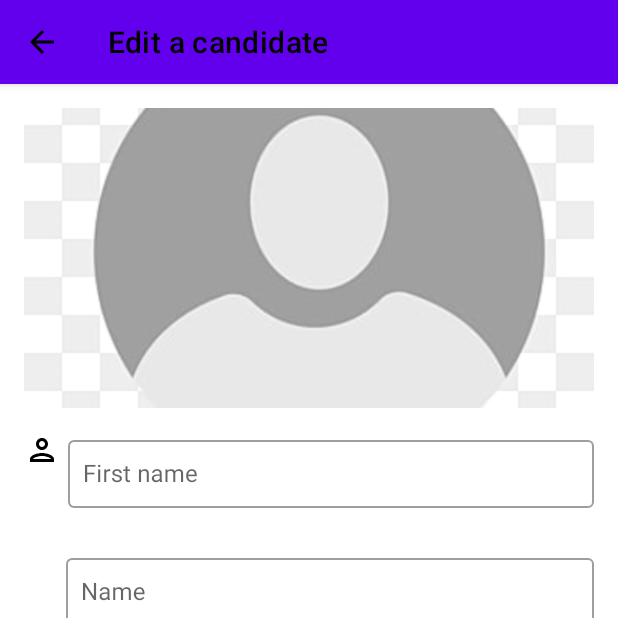
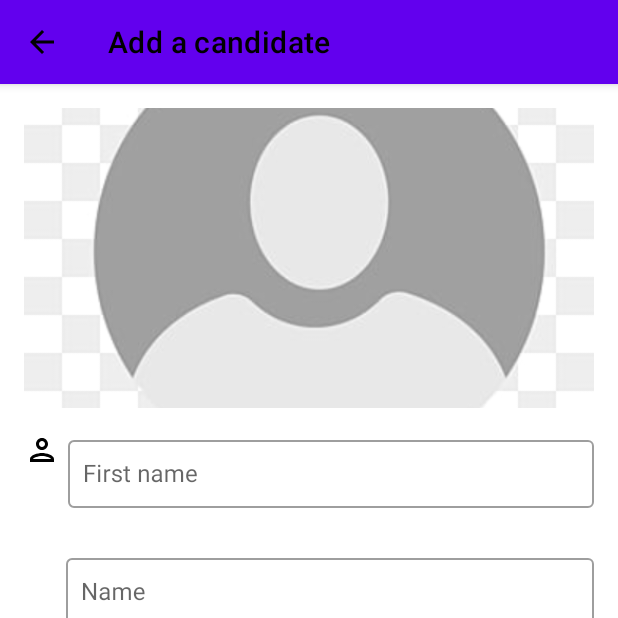
Before and after one commit to MGAxiom/P8-OC-Android, an Android app built with Jetpack Compose: the AddCandidateFragment screen opened through its navigation route, on a phone screen of 412 x 824 dp, the top half of it. Run offline under Robolectric (Android 15) with nearby library versions, the phone set to English and light mode, and no system bars; our stand-ins replace Room's generated code; pictures from the network do not load; 1 statement that could not run was skipped.

Commit message:
feat(OC-8): changes for presentation

```diff
--- a/app/src/main/java/com/example/vitesseapp/ui/fragments/AddCandidateFragment.kt
+++ b/app/src/main/java/com/example/vitesseapp/ui/fragments/AddCandidateFragment.kt
@@ -43,8 +43,6 @@ class AddCandidateFragment : Fragment() {
     ): View {
         _binding = DetailScreenFragmentBinding.inflate(inflater, container, false)
 
-        binding.toolbar.title = resources.getText(R.string.edit_your_candidate)
-
         pickImage = registerForActivityResult(ActivityResultContracts.GetContent()) { uri: Uri? ->
             uri?.let {
                 pickedImageUri = it
@@ -62,6 +60,8 @@ class AddCandidateFragment : Fragment() {
         val args: AddCandidateFragmentArgs by navArgs()
         isEditMode = args.isEditMode
         setupEditMode()
+
+        binding.toolbar.title = resources.getText(R.string.add_your_candidate)
 
         binding.toolbar.setNavigationOnClickListener {
             findNavController().navigate(R.id.homeFragment)
```
